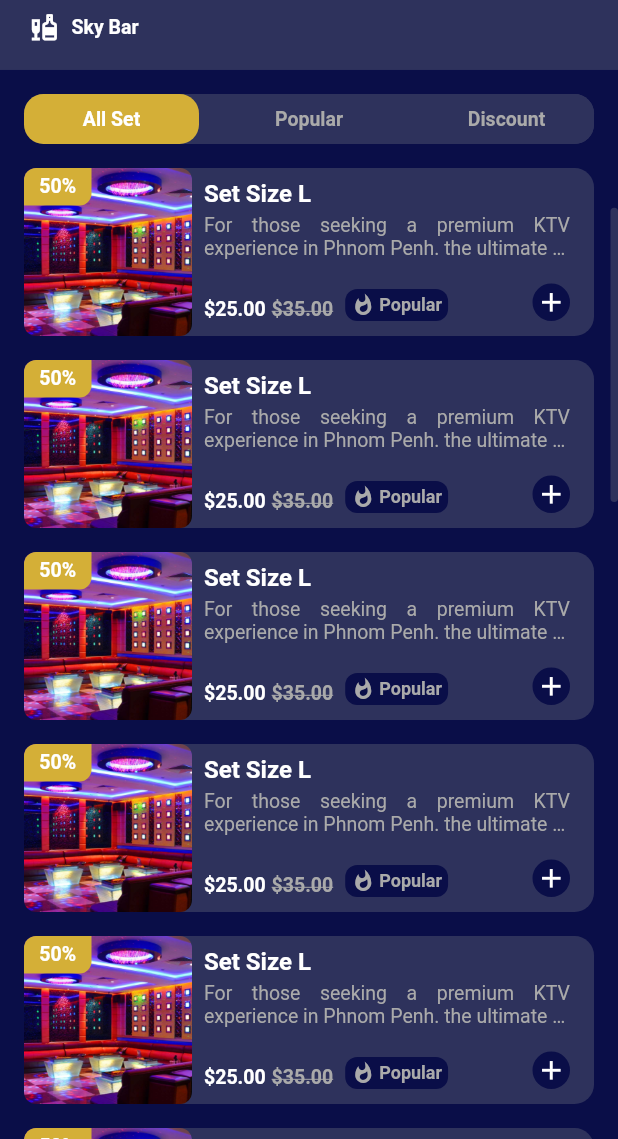
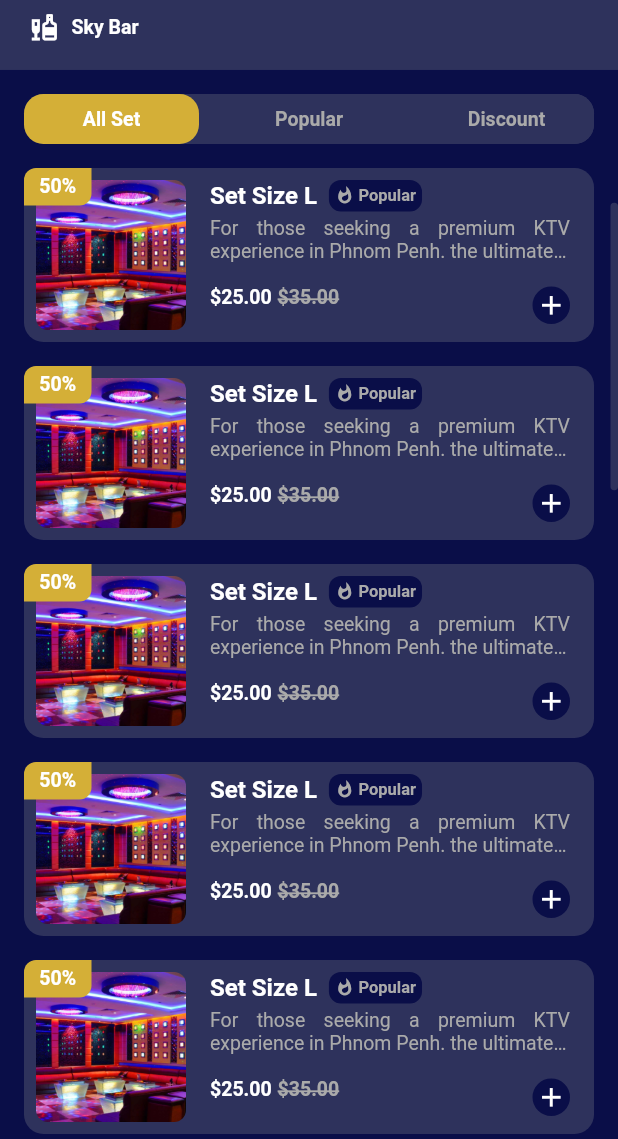
Before and after one commit to OeungChheanghok123/ktv_app, a Flutter app: the DetailScreen screen opened directly, scrolled down 576 dp, on a phone screen of 412 x 824 dp, the part 97-1236 px from its top. Run offline on Flutter 3.47's test engine with Material 2 defaults, Android fonts, the phone set to English and light mode, and no system bars; our stand-ins replace carousel_slider, flutter_rating_bar, flutter_svg, get, qr_flutter, skeletons; missing offline and left inert: flutter_share.

Commit message:
15Feb2023

```diff
--- a/lib/screens/booking/booking_screen.dart
+++ b/lib/screens/booking/booking_screen.dart
@@ -200,10 +200,8 @@ class BookingScreen extends StatelessWidget {
         Expanded(
           flex: 2,
           child: Container(
-            height: 25,
-            margin: const EdgeInsets.only(
-              right: defaultPaddin / 2,
-            ),
+            margin: const EdgeInsets.only(right: defaultPaddin / 2),
+            padding: const EdgeInsets.symmetric(vertical: defaultPaddin / 4),
             decoration: BoxDecoration(
               color: colorBg,
               borderRadius: BorderRadius.circular(8),
--- a/lib/screens/detail/detail_screen.dart
+++ b/lib/screens/detail/detail_screen.dart
@@ -394,18 +394,18 @@ class DetailScreen extends StatelessWidget {
         children: [
           Row(
             crossAxisAlignment: CrossAxisAlignment.start,
+            mainAxisAlignment: MainAxisAlignment.start,
+            mainAxisSize: MainAxisSize.min,
             children: [
-              Expanded(
-                flex: 0,
-                child: Container(
-                  width: 112,
-                  height: 112,
+              Container(
+                width: 100,
+                height: 100,
+                margin: const EdgeInsets.all(defaultPaddin / 2),
                 decoration: BoxDecoration(
                   borderRadius: BorderRadius.circular(8),
                   image: const DecorationImage(
                     image: AssetImage('assets/images/category_1.jpg'),
                     fit: BoxFit.cover,
-                    ),
                   ),
                 ),
               ),
@@ -416,11 +416,42 @@ class DetailScreen extends StatelessWidget {
                   child: Column(
                     crossAxisAlignment: CrossAxisAlignment.start,
                     children: [
+                      Row(
+                        children: [
                           Text(
                             'Set Size L',
                             style: AppTextStyle.headline2.copyWith(
                               fontSize: 16,
                             ),
+                          ),
+                          const SizedBox(width: defaultPaddin / 2),
+                          Container(
+                            padding: const EdgeInsets.all(defaultPaddin / 4),
+                            decoration: BoxDecoration(
+                              color: bgColor,
+                              borderRadius: BorderRadius.circular(8),
+                            ),
+                            child: Row(
+                              crossAxisAlignment: CrossAxisAlignment.center,
+                              mainAxisAlignment: MainAxisAlignment.center,
+                              children: [
+                                const Icon(
+                                  Icons.whatshot,
+                                  size: 13,
+                                  color: secondGraydColor,
+                                ),
+                                const SizedBox(width: defaultPaddin / 6),
+                                Text(
+                                  'Popular',
+                                  style: AppTextStyle.headline2.copyWith(
+                                    color: secondGraydColor,
+                                    fontSize: 11,
+                                  ),
+                                ),
+                              ],
+                            ),
+                          ),
+                        ],
                       ),
                       const SizedBox(height: defaultPaddin / 4),
                       Text(
@@ -434,7 +465,8 @@ class DetailScreen extends StatelessWidget {
                       ),
                       const SizedBox(height: defaultPaddin),
                       Row(
-                        crossAxisAlignment: CrossAxisAlignment.end,
+                        crossAxisAlignment: CrossAxisAlignment.start,
+                        mainAxisAlignment: MainAxisAlignment.spaceBetween,
                         children: [
                           Text.rich(
                             style: AppTextStyle.headline2,
@@ -450,43 +482,14 @@ class DetailScreen extends StatelessWidget {
                                   text: '\$35.00',
                                   style: TextStyle(
                                     color: secondGraydColor,
+                                    decorationThickness: 2,
                                     decoration: TextDecoration.lineThrough,
+                                    decorationColor: secondGraydColor,
                                   ),
                                 ),
                               ],
                             ),
                           ),
-                          const SizedBox(width: defaultPaddin / 2),
-                          Container(
-                            padding: const EdgeInsets.symmetric(
-                              horizontal: defaultPaddin / 4,
-                              vertical: defaultPaddin / 6,
-                            ),
-                            decoration: BoxDecoration(
-                              color: bgColor,
-                              borderRadius: BorderRadius.circular(8),
-                            ),
-                            child: Row(
-                              crossAxisAlignment: CrossAxisAlignment.center,
-                              mainAxisAlignment: MainAxisAlignment.center,
-                              children: [
-                                const Icon(
-                                  Icons.whatshot,
-                                  size: 16,
-                                  color: secondGraydColor,
-                                ),
-                                const SizedBox(width: defaultPaddin / 6),
-                                Text(
-                                  'Popular',
-                                  style: AppTextStyle.headline2.copyWith(
-                                    color: secondGraydColor,
-                                    fontSize: 12,
-                                  ),
-                                ),
-                              ],
-                            ),
-                          ),
-                          const Spacer(),
                           Container(
                             decoration: BoxDecoration(
                               color: bgColor,
```
Also changed, not shown: 1 other file. Lines whose indentation alone changed are shown as unchanged.
